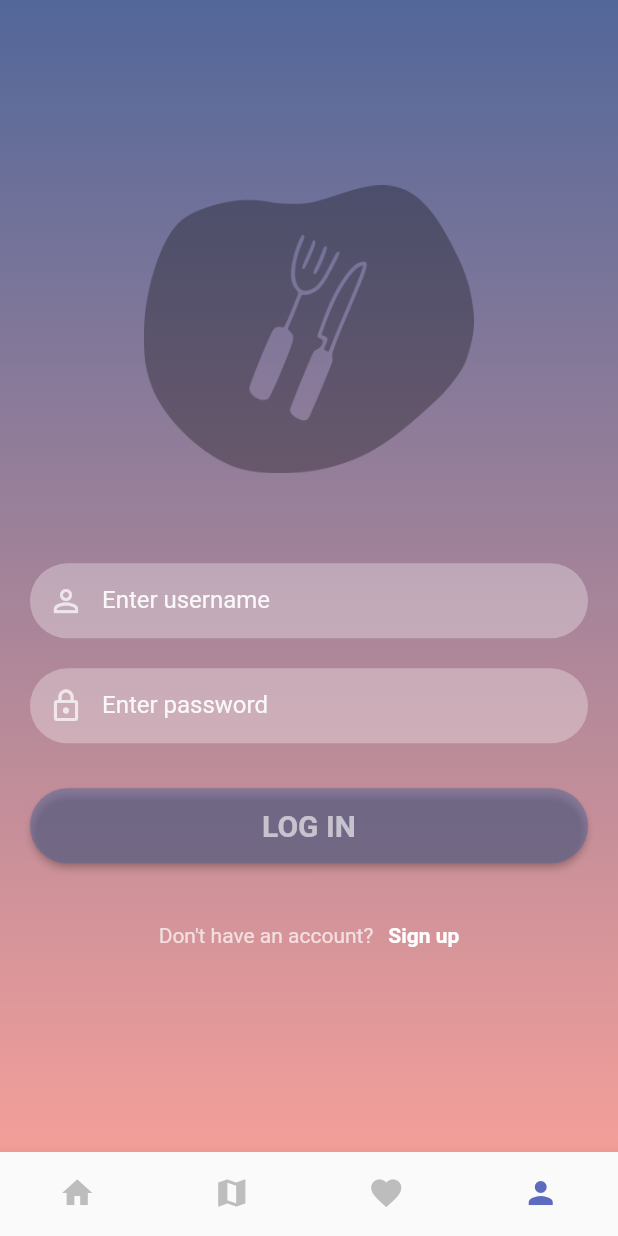
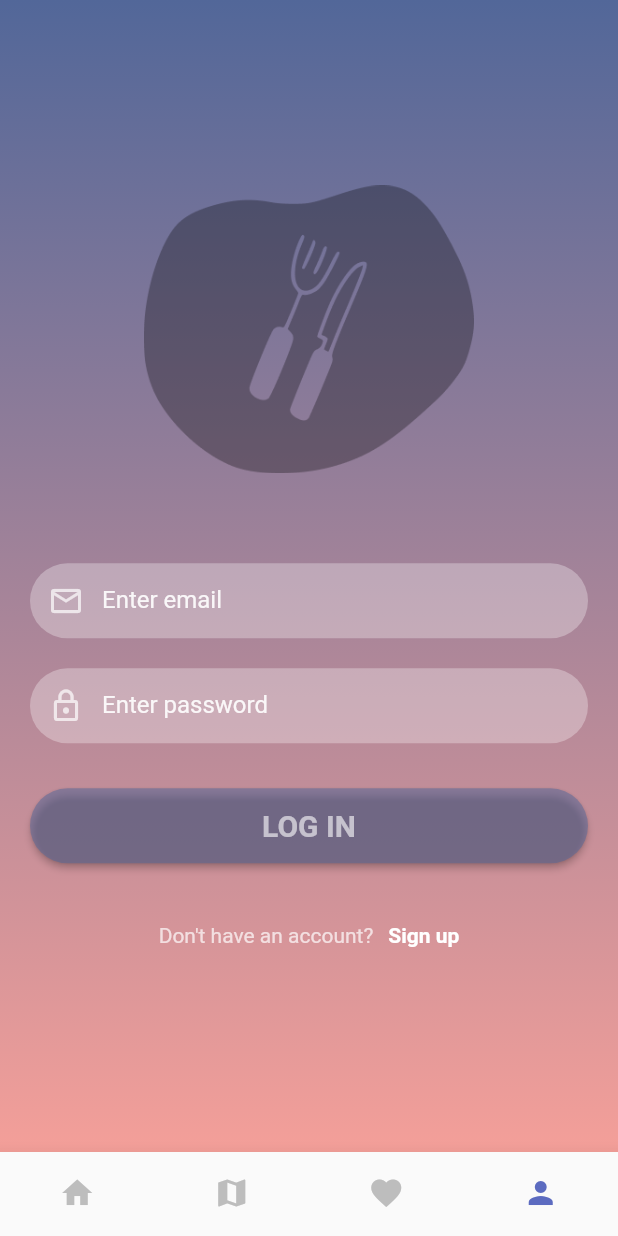
Before and after one commit to carlaastrain/chef_table_directory, a Flutter app: the screen it shows after launch, item 4 of the bottom bar chosen, on a phone screen of 412 x 824 dp. Run offline on Flutter 3.47's test engine with Material 2 defaults, Android fonts, the phone set to English and light mode, and no system bars; our stand-ins replace cloud_firestore, dio, firebase_auth, firebase_core, gap, get and 3 more; missing offline and left inert: flutter_polyline_points; accounts and stored records are empty; Roboto replaces fonts that are missing (Raleway).

```diff
--- /dev/null
+++ b/lib/interfaces/user.dart
@@ -0,0 +1,5 @@
+class User {
+  String username;
+
+  User({required this.username});
+}
--- a/lib/main.dart
+++ b/lib/main.dart
@@ -1,11 +1,12 @@
 import 'package:flutter/material.dart';
-import 'package:my_app/screens/bottom_bar.dart';
+import 'package:my_app/screens/tabs_screen.dart';
 import 'package:get_it/get_it.dart';
 import 'package:my_app/services/custom_marker_service.dart';
 import 'package:firebase_core/firebase_core.dart';
 import 'firebase_options.dart';
 
 import 'services/restaurant_service.dart';
+import './router.dart';
 
 Future<void> main() async {
   WidgetsFlutterBinding.ensureInitialized();
@@ -30,14 +31,14 @@ class MyApp extends StatelessWidget {
   // This widget is the root of your application.
   @override
   Widget build(BuildContext context) {
-    return MaterialApp(
+    return MaterialApp.router(
       debugShowCheckedModeBanner: false,
       title: 'Flutter Demo',
       theme: ThemeData(
         fontFamily: 'Raleway',
         primarySwatch: Colors.indigo,
       ),
-      home: const BottomBar(),
+      routerConfig: router,
     );
   }
 }
--- /dev/null
+++ b/lib/router.dart
@@ -0,0 +1,17 @@
+import 'package:go_router/go_router.dart';
+
+import 'screens/tabs_screen.dart';
+import 'screens/restaurant_details_screen.dart';
+
+final router = GoRouter(routes: [
+  GoRoute(
+    path: '/',
+    builder: (context, state) => Tabs(),
+  ),
+  GoRoute(
+    path: '/restaurants/:id',
+    builder: (context, state) => RestaurantDetailsScreen(
+      restaurantId: state.params['id']!,
+    ),
+  ),
+]);
--- a/lib/screens/login_screen.dart
+++ b/lib/screens/login_screen.dart
@@ -1,11 +1,13 @@
+import 'package:firebase_auth/firebase_auth.dart';
 import 'package:flutter/material.dart';
 import 'package:gap/gap.dart';
+import 'package:my_app/screens/tabs_screen.dart';
 import 'package:my_app/widgets/sign_up_option.dart';
 
 import '../utils/app_layout.dart';
 import '../utils/app_styles.dart';
-import '../widgets/login_screen_text.dart';
-import '../widgets/login_screen_button.dart';
+import '../widgets/login_sign_up_screen_text.dart';
+import '../widgets/login_sign_up_screen_button.dart';
 
 class LoginScreen extends StatefulWidget {
   const LoginScreen({super.key});
@@ -49,9 +51,9 @@ class _LoginScreenState extends State<LoginScreen> {
               const Gap(60),
               SizedBox(
                 height: 50,
-                child: LogInScreenTextField(
-                  text: 'Enter username',
-                  icon: Icons.person_outline,
+                child: LogInSignUpScreenTextField(
+                  text: 'Enter email',
+                  icon: Icons.email_outlined,
                   isPasswordType: false,
                   controller: _emailController,
                 ),
@@ -59,18 +61,30 @@ class _LoginScreenState extends State<LoginScreen> {
               const Gap(20),
               SizedBox(
                 height: 50,
-                child: LogInScreenTextField(
+                child: LogInSignUpScreenTextField(
                   text: 'Enter password',
                   icon: Icons.lock_outline,
                   isPasswordType: true,
-                  controller: _emailController,
+                  controller: _passwordController,
                 ),
               ),
               const Gap(20),
               SizedBox(
-                child: LogInScreenButton(
-                  isLogin: false,
-                  onTap: () => {},
+                child: LogInSignUpScreenButton(
+                  isLoginScreen: true,
+                  onTap: () => {
+                    FirebaseAuth.instance
+                        .signInWithEmailAndPassword(
+                            email: _emailController.text,
+                            password: _passwordController.text)
+                        .then(
+                          (value) => Navigator.pushReplacement(
+                            context,
+                            MaterialPageRoute(
+                                builder: (context) => const Tabs()),
+                          ).onError((error, stackTrace) => throw Error()),
+                        ),
+                  },
                 ),
               ),
               const Gap(20),
--- a/lib/screens/map_screen.dart
+++ b/lib/screens/map_screen.dart
@@ -247,7 +247,7 @@ class _MapState extends State<Map> {
                             context,
                             MaterialPageRoute(
                                 builder: (context) => RestaurantDetailsScreen(
-                                      restaurantInfo: restaurantInfo,
+                                      restaurantId: restaurantInfo.id,
                                     )),
                           ),
                         },
--- a/lib/screens/bottom_bar.dart
+++ b/lib/screens/tabs_screen.dart
@@ -7,14 +7,14 @@ import 'package:my_app/screens/login_screen.dart';
 import "home_screen.dart";
 import 'map_screen.dart';
 
-class BottomBar extends StatefulWidget {
-  const BottomBar({super.key});
+class Tabs extends StatefulWidget {
+  const Tabs({super.key});
 
   @override
-  State<BottomBar> createState() => _BottomBarState();
+  State<Tabs> createState() => _TabsState();
 }
 
-class _BottomBarState extends State<BottomBar> {
+class _TabsState extends State<Tabs> {
   static final List<Widget> _widgetOptions = <Widget>[
     MyHome(),
     MapScreen(),
--- a/lib/widgets/login_screen_button.dart
+++ b/lib/widgets/login_sign_up_screen_button.dart
@@ -3,13 +3,13 @@ import 'package:my_app/utils/app_layout.dart';
 
 import '../utils/app_styles.dart';
 
-class LogInScreenButton extends StatelessWidget {
-  final bool isLogin;
+class LogInSignUpScreenButton extends StatelessWidget {
+  final bool isLoginScreen;
   final Function onTap;
 
-  const LogInScreenButton({
+  const LogInSignUpScreenButton({
     super.key,
-    required this.isLogin,
+    required this.isLoginScreen,
     required this.onTap,
   });
 
@@ -25,7 +25,7 @@ class LogInScreenButton extends StatelessWidget {
         ),
       ),
       child: ElevatedButton(
-        onPressed: () => onTap,
+        onPressed: () => onTap(),
         style: ButtonStyle(
           backgroundColor: MaterialStateProperty.resolveWith((states) {
             if (states.contains(MaterialState.pressed)) {
@@ -42,7 +42,7 @@ class LogInScreenButton extends StatelessWidget {
           ),
         ),
         child: Text(
-          isLogin ? "SIGN IN" : "LOG IN",
+          isLoginScreen ? "LOG IN" : "SIGN IN",
           style: TextStyle(
             color: Colors.white.withOpacity(0.6),
             fontSize: 20,
--- a/lib/widgets/login_screen_text.dart
+++ b/lib/widgets/login_sign_up_screen_text.dart
@@ -1,12 +1,12 @@
 import 'package:flutter/material.dart';
 
-class LogInScreenTextField extends StatelessWidget {
+class LogInSignUpScreenTextField extends StatelessWidget {
   final String text;
   final IconData icon;
   final bool isPasswordType;
   final TextEditingController controller;
 
-  const LogInScreenTextField(
+  const LogInSignUpScreenTextField(
       {super.key,
       required this.text,
       required this.icon,
--- a/pubspec.yaml
+++ b/pubspec.yaml
@@ -48,6 +48,7 @@ dependencies:
   firebase_core: ^2.4.0
   firebase_auth: ^4.2.3
   cloud_firestore: ^4.3.0
+  go_router: ^6.0.1
 
 
 dev_dependencies:
```
Also changed, not shown: lib/interfaces/restaurant.dart (+7 -1 lines), lib/screens/home_screen.dart (+19 -6 lines), lib/screens/restaurant_details_screen.dart (+27 -9 lines), lib/screens/signing_up_screen.dart (+37 -21 lines), lib/services/auth_service.dart (added, +50 -0 lines), lib/services/restaurant_service.dart (+29 -3 lines), pubspec.lock.
